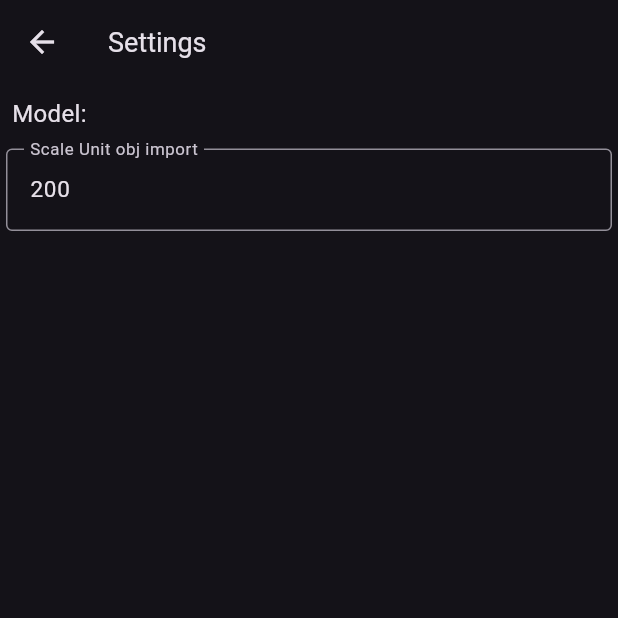
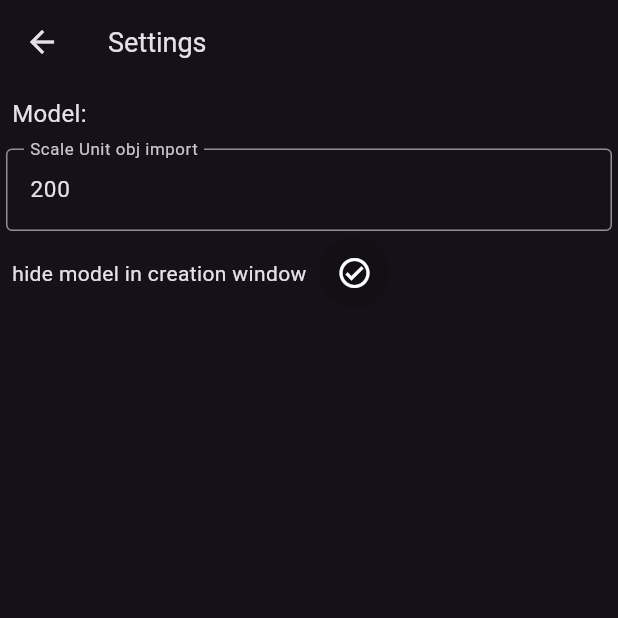
Before and after one commit to M47kus/Morbidelli_CAM, a Flutter app: the Settings_Menu screen opened directly, on a phone screen of 412 x 824 dp, the top half of it. Run offline on Flutter 3.47's test engine with Material 3 defaults, Android fonts, the phone set to English and light mode, and no system bars; our stand-ins replace file_picker, flutter_riverpod, yaml; missing offline and left inert: ditredi, yaml_writer.

Commit message:
overlay hide model in creation window

```diff
--- a/lib/AppBar/Files/settings.dart
+++ b/lib/AppBar/Files/settings.dart
@@ -1,5 +1,6 @@
 import 'package:flutter/material.dart';
 import 'package:morbidelli_cam/load_settings.dart';
+import '../../helper/check_button.dart';
 import '../../helper/textinput.dart';
 
 //Settings Navigation
@@ -33,6 +34,14 @@ class _Settings_MenuState extends State<Settings_Menu> {
             //todo: default setting TXTC for dxyz
             ConfigTextInput(
                 label: "Scale Unit obj import", controller: model_scale_unit),
+            BooleanCircleIconButton(
+              txt: "hide model in creation window",
+              isActive: hide_model_creation_window ,
+              onTap: () {
+                hide_model_creation_window  = !hide_model_creation_window ;
+                setState(() {});
+              },
+            ),
           ],
         ));
   }
--- a/lib/edit_overlay/edit_mask.dart
+++ b/lib/edit_overlay/edit_mask.dart
@@ -27,6 +27,7 @@ class Path_Mask extends ConsumerWidget {
               ref.read(path_edit_id_provider.notifier).set(-1);
               ref.read(path_creator_provider.notifier).set(null);
               ref.read(path_directory_lock_provider.notifier).set(false);
+              ref.read(show_model_provider.notifier).set(true);
             },
           ),
           //G0 Button
--- a/lib/edit_overlay/g0/go_data.dart
+++ b/lib/edit_overlay/g0/go_data.dart
@@ -1,6 +1,7 @@
 import 'package:flutter/material.dart';
 import 'package:flutter_riverpod/flutter_riverpod.dart';
 import 'package:morbidelli_cam/edit_overlay/g0/go_edit.dart';
+import 'package:morbidelli_cam/load_settings.dart';
 
 import '../../provider_lib.dart';
 
@@ -23,6 +24,7 @@ class _G0_DataState extends ConsumerState<G0_Data> {
             ref.read(path_creator_provider.notifier).set(const G0_Creator());
             //disable directory buttons
             ref.read(path_directory_lock_provider.notifier).set(true);
+            if(hide_model_creation_window) ref.read(show_model_provider.notifier).set(false);
           },
           child: const Text("G0")),
     );
--- a/lib/edit_overlay/g0/go_mask.dart
+++ b/lib/edit_overlay/g0/go_mask.dart
@@ -2,6 +2,8 @@ import 'package:flutter/material.dart';
 import 'package:flutter_riverpod/flutter_riverpod.dart';
 import 'package:morbidelli_cam/edit_overlay/g0/go_edit.dart';
 import 'package:morbidelli_cam/provider_lib.dart';
+
+import '../../load_settings.dart';
 
 //icon Button in Edit Mask (top)
 class G0_Mask extends ConsumerWidget {
@@ -23,6 +25,7 @@ class G0_Mask extends ConsumerWidget {
                     .set(const G0_Creator());
                 //disable directory buttons
                 ref.read(path_directory_lock_provider.notifier).set(true);
+                if(hide_model_creation_window) ref.read(show_model_provider.notifier).set(false);
               },
               child: Column(
                 mainAxisAlignment: MainAxisAlignment.center,
--- /dev/null
+++ b/lib/helper/check_button.dart
@@ -0,0 +1,45 @@
+import 'package:flutter/material.dart';
+
+class BooleanCircleIconButton extends StatelessWidget {
+  static const IconData cancel_outlined =
+      IconData(0xef28, fontFamily: 'MaterialIcons');
+  static const IconData check_circle_outline =
+      IconData(0xef47, fontFamily: 'MaterialIcons');
+
+  final bool isActive;
+  final void Function() onTap;
+  final txt;
+  const BooleanCircleIconButton(
+      {Key? key,
+      required this.isActive,
+      required this.onTap,
+      required this.txt})
+      : super(key: key);
+  @override
+  Widget build(BuildContext context) {
+    return Row(
+      children: [
+        Padding(
+          padding: const EdgeInsets.only(right: 8.0, left: 8),
+          child: Text(
+            txt,
+            style: const TextStyle(fontSize: 14),
+          ),
+        ),
+        Material(
+          shape: const CircleBorder(),
+          clipBehavior: Clip.hardEdge,
+          color: Colors.black12,
+          child: InkWell(
+            onTap: onTap,
+            child: Container(
+              padding: const EdgeInsets.all(12.0),
+              child:
+                  isActive ? const Icon(check_circle_outline) : const Icon(cancel_outlined),
+            ),
+          ),
+        ),
+      ],
+    );
+  }
+}
--- a/lib/load_settings.dart
+++ b/lib/load_settings.dart
@@ -6,7 +6,7 @@ final TextEditingController model_scale_unit = TextEditingController(text: "X");
 final TextEditingController model_dx = TextEditingController(text: "X");
 final TextEditingController model_dy = TextEditingController(text: "X");
 final TextEditingController model_dz = TextEditingController(text: "X");
-
+bool hide_model_creation_window = true;
 
 //load default settings from yaml file
 Future<void> init_settings () async {
--- a/lib/provider_lib.dart
+++ b/lib/provider_lib.dart
@@ -190,3 +190,17 @@ class Path_Creator_Notifier extends StateNotifier<Widget?> {
 final path_creator_provider =
     StateNotifierProvider<Path_Creator_Notifier, Widget?>(
         (ref) => Path_Creator_Notifier());
+
+
+//hide model
+class Show_Model_Notifier extends StateNotifier<bool> {
+  Show_Model_Notifier() : super(true);
+
+  set(bool data) {
+    state = data;
+  }
+}
+
+final show_model_provider =
+StateNotifierProvider<Show_Model_Notifier, bool>(
+        (ref) => Show_Model_Notifier());
```
Also changed, not shown: lib/edit_overlay/g0/go_edit.dart (+28 -2 lines), lib/main.dart (+4 -4 lines).
